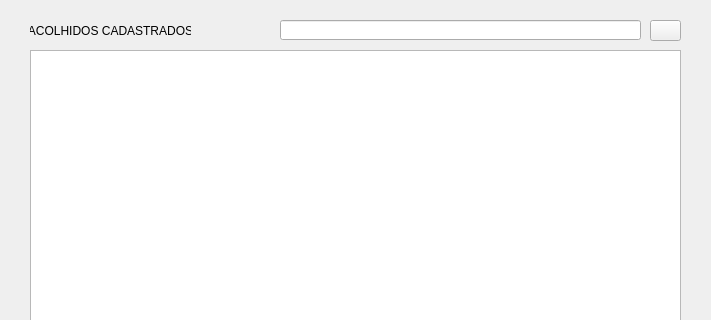
The window that formCadastrado.ui (AlexFilh0/BetelgeuseDB) describes before a commit, drawn with Qt 5; both pictures show x 0 to 711 and y 0 to 320 of the 711 by 600 pixel window.
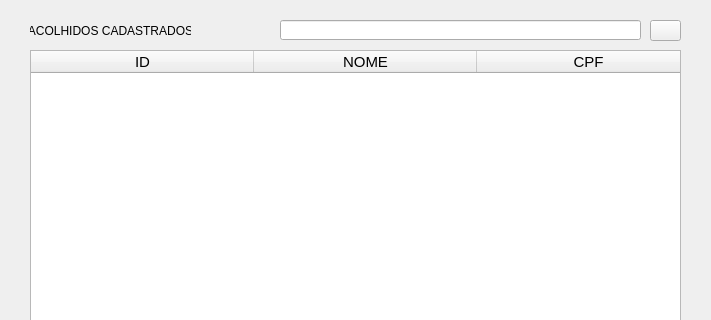
The same window after the commit. Icons and pictures are not drawn.

What changed in the file:
```diff
--- a/formCadastrado.ui
+++ b/formCadastrado.ui
@@ -62,7 +62,7 @@
      <bool>false</bool>
     </property>
     <attribute name="horizontalHeaderVisible">
-     <bool>false</bool>
+     <bool>true</bool>
     </attribute>
     <attribute name="horizontalHeaderCascadingSectionResizes">
      <bool>false</bool>
@@ -73,6 +73,9 @@
     <attribute name="horizontalHeaderHighlightSections">
      <bool>true</bool>
     </attribute>
+    <attribute name="horizontalHeaderStretchLastSection">
+     <bool>true</bool>
+    </attribute>
     <attribute name="verticalHeaderVisible">
      <bool>false</bool>
     </attribute>
```
